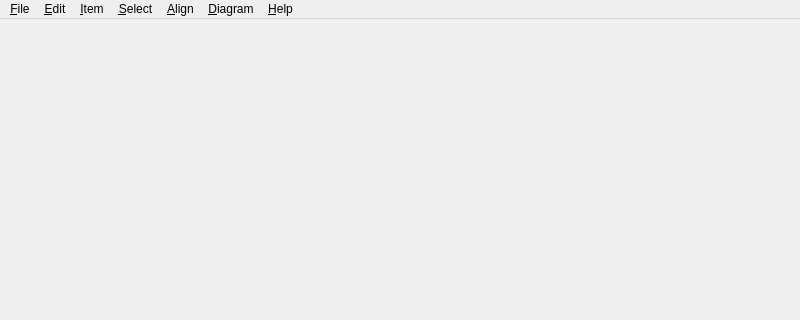
martinvanzijl/genealogy-maker, file gui/mainform.ui: the form before one commit; both pictures show x 0 to 800 and y 0 to 320 of the 800 by 500 pixel window.
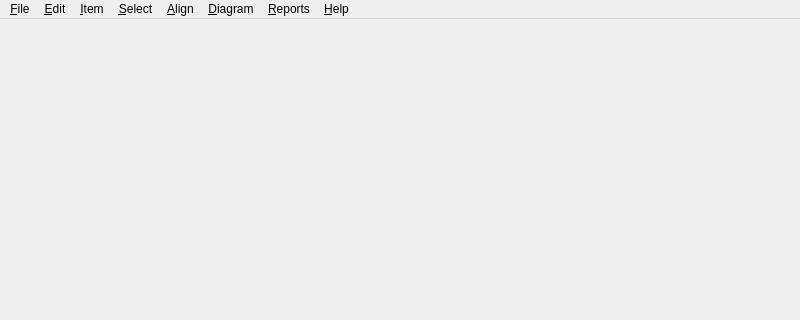
The form after the commit. Icons and pictures are not drawn.

Commit message: Add person list report and timeline report.

The edit to the form file:
```diff
--- a/gui/mainform.ui
+++ b/gui/mainform.ui
@@ -97,12 +97,20 @@
     <addaction name="separator"/>
     <addaction name="actionExportImage"/>
    </widget>
+   <widget class="QMenu" name="menu_Reports">
+    <property name="title">
+     <string>&amp;Reports</string>
+    </property>
+    <addaction name="actionPersonListReport"/>
+    <addaction name="actionTimelineReport"/>
+   </widget>
    <addaction name="menuFile"/>
    <addaction name="menuEdit"/>
    <addaction name="itemMenu"/>
    <addaction name="menuSelect"/>
    <addaction name="menuAlign"/>
    <addaction name="menuDiagram"/>
+   <addaction name="menu_Reports"/>
    <addaction name="menuHelp"/>
   </widget>
   <widget class="QStatusBar" name="statusbar"/>
```
Left out of the diff: 10 changed lines with no effect on the pictures. The commit also changes 13 other files.
